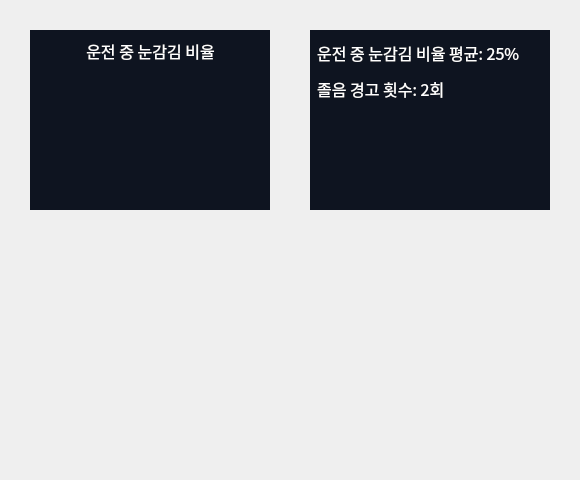
The window that dms_client/ui/reportpage.ui (veda-team4/dms) describes before a commit, drawn with Qt 5.
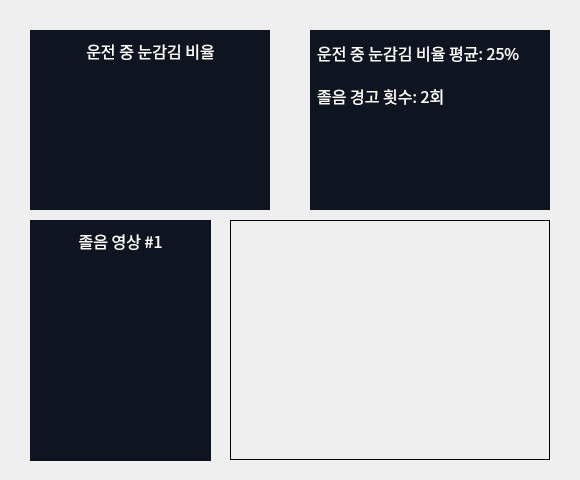
The same window after the commit.

Commit message: reportpage에 기능 추가

Diff of the .ui file:
```diff
--- a/dms_client/ui/reportpage.ui
+++ b/dms_client/ui/reportpage.ui
@@ -105,7 +105,7 @@
     <property name="geometry">
      <rect>
       <x>0</x>
-      <y>43</y>
+      <y>50</y>
       <width>241</width>
       <height>31</height>
      </rect>
@@ -127,6 +127,60 @@
     </property>
    </widget>
   </widget>
+  <widget class="QLabel" name="videoLabel">
+   <property name="geometry">
+    <rect>
+     <x>230</x>
+     <y>220</y>
+     <width>320</width>
+     <height>240</height>
+    </rect>
+   </property>
+   <property name="styleSheet">
+    <string notr="true">border: 1px solid black;</string>
+   </property>
+   <property name="text">
+    <string/>
+   </property>
+  </widget>
+  <widget class="QWidget" name="chartWidget_2" native="true">
+   <property name="geometry">
+    <rect>
+     <x>30</x>
+     <y>220</y>
+     <width>181</width>
+     <height>241</height>
+    </rect>
+   </property>
+   <property name="styleSheet">
+    <string notr="true">background-color: #0E1420;</string>
+   </property>
+   <widget class="QLabel" name="sleepingLabel">
+    <property name="geometry">
+     <rect>
+      <x>0</x>
+      <y>5</y>
+      <width>181</width>
+      <height>31</height>
+     </rect>
+    </property>
+    <property name="font">
+     <font>
+      <family>Hanwha</family>
+      <pointsize>12</pointsize>
+     </font>
+    </property>
+    <property name="styleSheet">
+     <string notr="true">color: white;</string>
+    </property>
+    <property name="text">
+     <string>졸음 영상 #1</string>
+    </property>
+    <property name="alignment">
+     <set>Qt::AlignCenter</set>
+    </property>
+   </widget>
+  </widget>
  </widget>
  <resources/>
  <connections/>
```
The commit also changes 8 other files.
